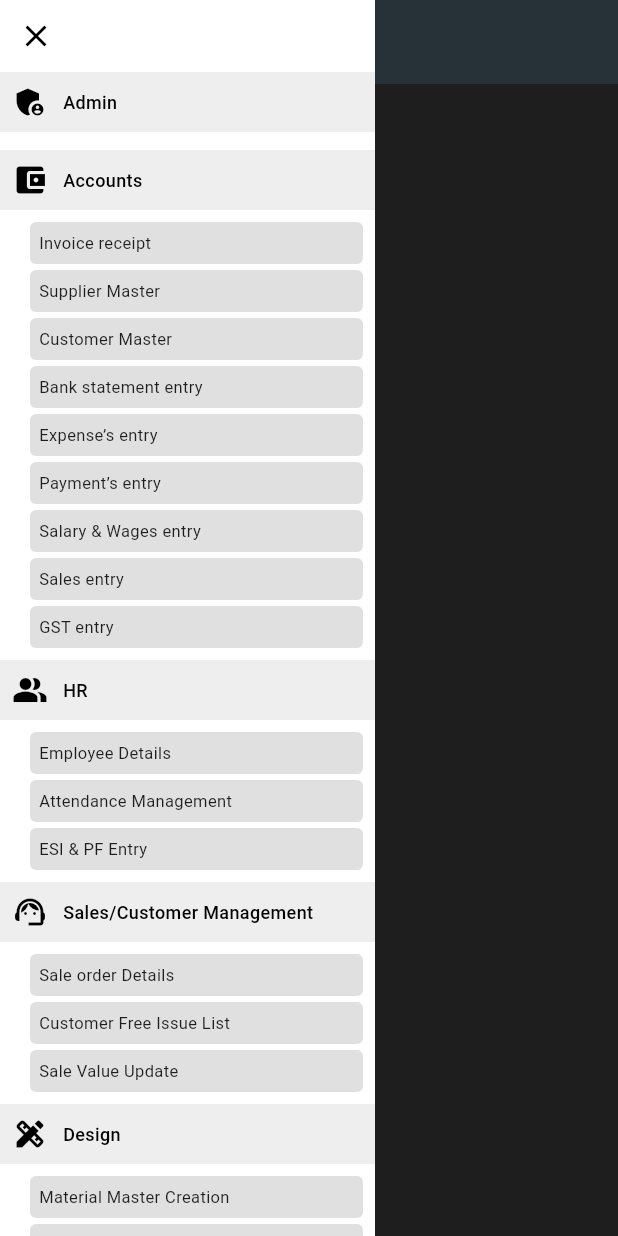
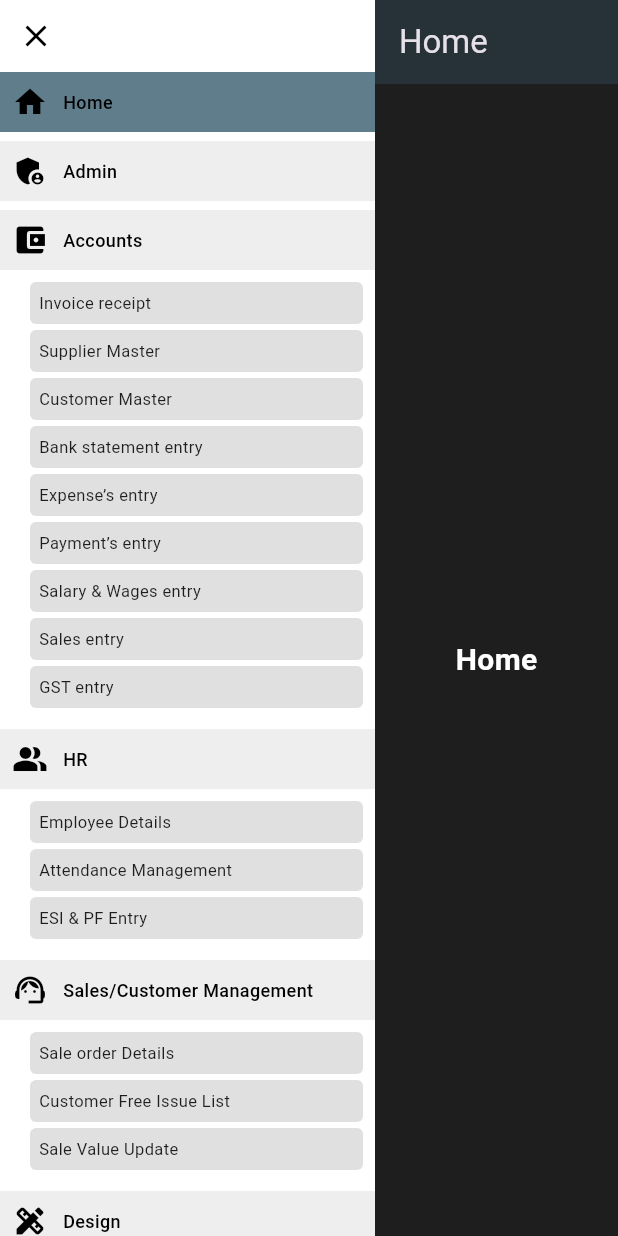
Before and after one commit to manoj1749/mpt_ims, a Flutter app: the AppScaffold screen opened directly, on a phone screen of 412 x 824 dp. Run offline on Flutter 3.47's test engine with Material 3 defaults, Android fonts, the phone set to English and light mode, and no system bars; our stand-ins replace firebase_auth, firebase_core, fluttertoast; accounts and stored records are empty; statements that could not run were skipped.

Commit message:
updated side bar

```diff
--- a/lib/layout/app_scaffold.dart
+++ b/lib/layout/app_scaffold.dart
@@ -10,10 +10,12 @@ class AppScaffold extends StatefulWidget {
 }
 
 class _AppScaffoldState extends State<AppScaffold> {
-  String _selectedSubsection = '';
+  String _selectedSubsection = 'Home';
+  int _expandedSectionIndex = -1;
 
   final List<String> sectionTitles = [
-    'Admin',
+    'Home'
+        'Admin',
     'Accounts',
     'HR',
     'Sales / Customer Management',
@@ -26,9 +28,9 @@ class _AppScaffoldState extends State<AppScaffold> {
   ];
 
   final Map<int, List<String>> _sectionSubpages = {
-    0: [], // Admin (no subsections listed)
-
-    1: [
+    0: [],
+    1: [],
+    2: [
       'Invoice receipt',
       'Supplier Master',
       'Customer Master',
@@ -39,48 +41,40 @@ class _AppScaffoldState extends State<AppScaffold> {
       'Sales entry',
       'GST entry',
     ],
-
-    2: [
+    3: [
       'Employee Details',
       'Attendance Management',
       'ESI & PF Entry',
     ],
-
-    3: [
+    4: [
       'Sale order Details',
       'Customer Free Issue List',
       'Sale Value Update',
     ],
-
-    4: [
+    5: [
       'Material Master Creation',
       'Brought List',
     ],
-
-    5: [
+    6: [
       'Bill of Material Preparation',
       'PR Creation',
       'Job Order Request',
     ],
-
-    6: [
+    7: [
       'Purchase Order Creation',
     ],
-
-    7: [
+    8: [
       'GR',
       'Material Issue',
       'Stock Maintenance & Display',
       'Delivery Challan',
       'Vendor Delivery Challan',
     ],
-
-    8: [
+    9: [
       'Job Order Entry',
       'Assembly Work Allocation',
     ],
-
-    9: [
+    10: [
       'Incoming Inspection',
       'Final Inspection',
     ],
@@ -96,6 +90,14 @@ class _AppScaffoldState extends State<AppScaffold> {
   void _toggleSidebar() {
     setState(() {
       _isSidebarExpanded = !_isSidebarExpanded;
+      _expandedSectionIndex = -1; // Reset expanded section
+    });
+  }
+
+  void _handleSectionExpand(int index) {
+    setState(() {
+      _isSidebarExpanded = true;
+      _expandedSectionIndex = index;
     });
   }
 
@@ -110,6 +112,7 @@ class _AppScaffoldState extends State<AppScaffold> {
             selectedSubsection: _selectedSubsection,
             onSubsectionSelected: _onSubsectionSelected,
             onToggle: _toggleSidebar,
+            onSectionExpand: _handleSectionExpand,
           ),
           Expanded(
             child: SectionPage(
--- a/lib/widgets/sidebar.dart
+++ b/lib/widgets/sidebar.dart
@@ -6,6 +6,7 @@ class Sidebar extends StatelessWidget {
   final void Function(String) onSubsectionSelected;
   final String selectedSubsection;
   final VoidCallback onToggle;
+  final void Function(int)? onSectionExpand;
 
   const Sidebar({
     super.key,
@@ -14,11 +15,14 @@ class Sidebar extends StatelessWidget {
     required this.onSubsectionSelected,
     required this.selectedSubsection,
     required this.onToggle,
+    required this.onSectionExpand,
+
   });
 
   @override
   Widget build(BuildContext context) {
     final List<Map<String, dynamic>> items = [
+      {'icon': Icons.home, 'label': 'Home'},
       {'icon': Icons.admin_panel_settings, 'label': 'Admin'},
       {'icon': Icons.account_balance_wallet, 'label': 'Accounts'},
       {'icon': Icons.people_alt, 'label': 'HR'},
@@ -49,11 +53,28 @@ class Sidebar extends StatelessWidget {
             child: ListView.builder(
               itemCount: items.length,
               itemBuilder: (context, i) {
+                final bool isSectionSelected = (sectionSubpages[i] == null ||
+                        sectionSubpages[i]!.isEmpty) &&
+                    selectedSubsection == items[i]['label'];
+                // Inside ListView.builder
                 return Column(
                   crossAxisAlignment: CrossAxisAlignment.start,
                   children: [
-                    Container(
-                      color: Colors.grey.shade200,
+                    GestureDetector(
+                      onTap: () {
+                        if (sectionSubpages[i] == null ||
+                            sectionSubpages[i]!.isEmpty) {
+                          onSubsectionSelected(
+                              items[i]['label']); // Use section name
+                        } else if (!isExpanded) {
+                          // Has subsections and sidebar is collapsed → expand it
+                          onSectionExpand?.call(i);
+                        }
+                      },
+                      child: Container(
+                        color: isSectionSelected
+                            ? Colors.blueGrey
+                            : Colors.grey.shade200,
                         padding: const EdgeInsets.symmetric(
                             horizontal: 8, vertical: 8),
                         child: Row(
@@ -77,15 +98,22 @@ class Sidebar extends StatelessWidget {
                           ],
                         ),
                       ),
-                    if (isExpanded)
-                      Padding(
-                        padding:
-                            const EdgeInsets.only(left: 20, right: 8, bottom: 6, top: 6),
+                    ),
+
+                    // Only render subsections if available
+                    if (isExpanded &&
+                        sectionSubpages[i] != null &&
+                        sectionSubpages[i]!.isNotEmpty)
+                      AnimatedSize(
+                        duration: const Duration(milliseconds: 300),
+                        curve: Curves.easeInOut,
+                        child: Padding(
+                          padding: const EdgeInsets.only(
+                              left: 20, right: 8, bottom: 6, top: 6),
                           child: Column(
                             crossAxisAlignment: CrossAxisAlignment.start,
                             children: sectionSubpages[i]!.map((sub) {
-                            final bool isSelected =
-                                sub == selectedSubsection;
+                              final bool isSelected = sub == selectedSubsection;
                               return GestureDetector(
                                 onTap: () => onSubsectionSelected(sub),
                                 child: Container(
@@ -117,6 +145,11 @@ class Sidebar extends StatelessWidget {
                             }).toList(),
                           ),
                         ),
+                      ),
+
+                    const SizedBox(
+                      height: 6,
+                    ),
                   ],
                 );
               },
```
Lines whose indentation alone changed are shown as unchanged.
